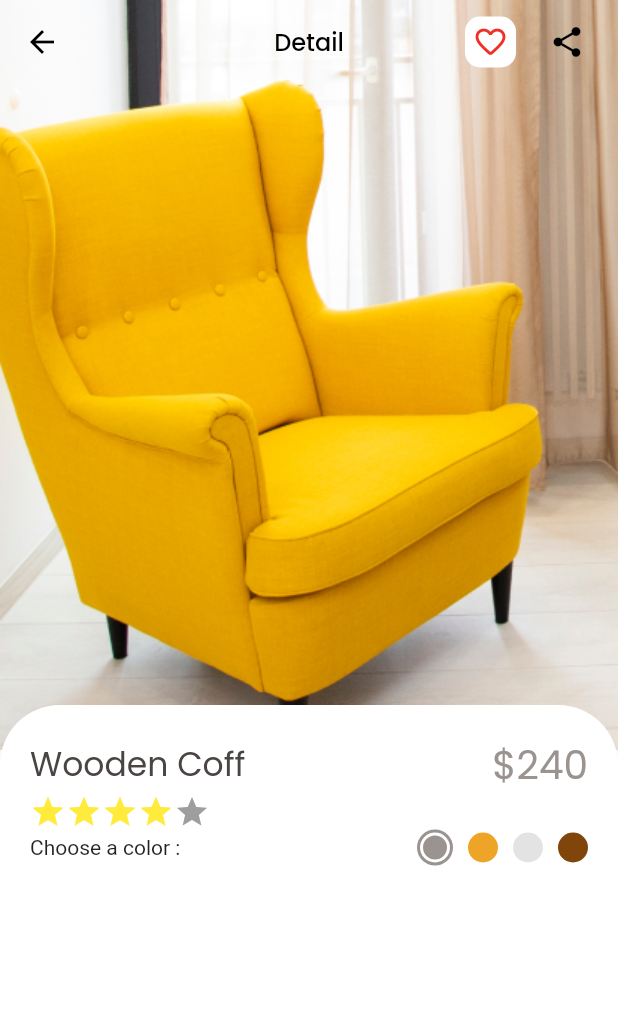
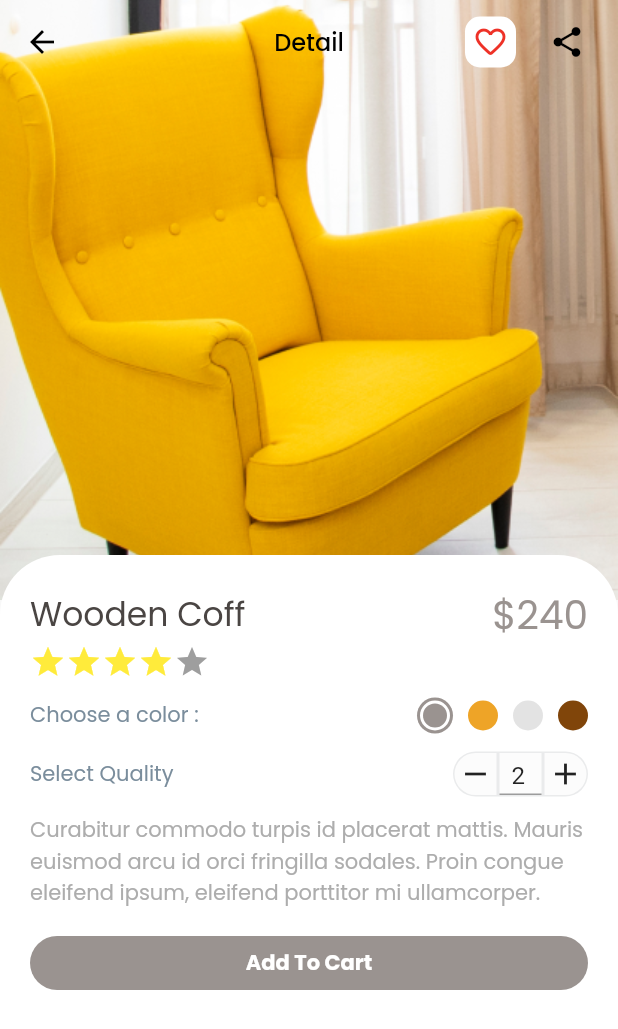
Before and after one commit to egitheri/fugi_furniture, a Flutter app: the ProductDetail screen opened directly, on a phone screen of 412 x 824 dp. Shown: the top 1029 px of the screen. Run offline on Flutter 3.47's test engine with Material 2 defaults, Android fonts, the phone set to English and light mode, and no system bars; our stand-ins replace google_fonts.

Commit message:
fix page produk detail

```diff
--- a/lib/produk_detail.dart
+++ b/lib/produk_detail.dart
@@ -9,6 +9,14 @@ class ProductDetail extends StatefulWidget {
 }
 
 class _ProductDetailState extends State<ProductDetail> {
+  TextEditingController qty = TextEditingController(text: '2');
+
+  @override
+  void initState() {
+    // TODO: implement initState
+    super.initState();
+  }
+
   @override
   Widget build(BuildContext context) {
     return Scaffold(
@@ -25,7 +33,9 @@ class _ProductDetailState extends State<ProductDetail> {
         elevation: 0.0,
         centerTitle: true,
         leading: IconButton(
-          onPressed: () {},
+          onPressed: () {
+            Navigator.pop(context);
+          },
           icon: Icon(
             Icons.arrow_back,
             color: Colors.black,
@@ -65,7 +75,7 @@ class _ProductDetailState extends State<ProductDetail> {
         mainAxisAlignment: MainAxisAlignment.start,
         children: [
           Container(
-            height: 500,
+            height: 400,
             decoration: BoxDecoration(
               color: Colors.red,
               image: DecorationImage(
@@ -129,10 +139,18 @@ class _ProductDetailState extends State<ProductDetail> {
                       )
                     ],
                   ),
+                  SizedBox(
+                    height: 12,
+                  ),
                   Row(
                     mainAxisAlignment: MainAxisAlignment.spaceBetween,
                     children: [
-                      Text('Choose a color :'),
+                      Text(
+                        'Choose a color :',
+                        style: TextStyle(
+                            color: Color(0xff7A8D9C),
+                            fontFamily: GoogleFonts.poppins().fontFamily),
+                      ),
                       Row(
                         children: [
                           CircleAvatar(
@@ -171,7 +189,104 @@ class _ProductDetailState extends State<ProductDetail> {
                         ],
                       )
                     ],
-                  )
+                  ),
+                  SizedBox(
+                    height: 12,
+                  ),
+                  Row(
+                    mainAxisAlignment: MainAxisAlignment.spaceBetween,
+                    children: [
+                      Text(
+                        'Select Quality',
+                        style: TextStyle(
+                            color: Color(0xff7A8D9C),
+                            fontFamily: GoogleFonts.poppins().fontFamily),
+                      ),
+                      Row(
+                        children: [
+                          Container(
+                            width: 30,
+                            height: 30,
+                            decoration: BoxDecoration(
+                              border: Border.all(
+                                  width: 1, color: Color(0xffEAEBEC)),
+                              borderRadius: BorderRadius.only(
+                                topLeft: Radius.circular(18),
+                                bottomLeft: Radius.circular(18),
+                              ),
+                              color: Color(0xffFCFCFC),
+                            ),
+                            child: Center(
+                              child: Icon(Icons.remove),
+                            ),
+                          ),
+                          Container(
+                            width: 30,
+                            height: 30,
+                            decoration: BoxDecoration(
+                              border: Border.all(
+                                  width: 1, color: Color(0xffEAEBEC)),
+                              color: Color(0xffFCFCFC),
+                            ),
+                            child: TextFormField(
+                              textAlign: TextAlign.center,
+                              controller: qty,
+                            ),
+                          ),
+                          Container(
+                            width: 30,
+                            height: 30,
+                            decoration: BoxDecoration(
+                              border: Border.all(
+                                  width: 1, color: Color(0xffEAEBEC)),
+                              borderRadius: BorderRadius.only(
+                                topRight: Radius.circular(18),
+                                bottomRight: Radius.circular(18),
+                              ),
+                              color: Color(0xffFCFCFC),
+                            ),
+                            child: Center(
+                              child: Icon(Icons.add),
+                            ),
+                          ),
+                        ],
+                      )
+                    ],
+                  ),
+                  SizedBox(
+                    height: 12,
+                  ),
+                  Wrap(
+                    children: [
+                      Text(
+                        'Curabitur commodo turpis id placerat mattis. Mauris euismod arcu id orci fringilla sodales. Proin congue eleifend ipsum, eleifend porttitor mi ullamcorper.',
+                        style: TextStyle(
+                            color: Color(0xffADADAD),
+                            fontFamily: GoogleFonts.poppins().fontFamily),
+                      ),
+                    ],
+                  ),
+                  SizedBox(
+                    height: 12,
+                  ),
+                  SizedBox(
+                    width: MediaQuery.of(context).size.width,
+                    child: ElevatedButton(
+                      style: ElevatedButton.styleFrom(
+                        elevation: 0.0,
+                        shadowColor: Colors.transparent,
+                        shape: StadiumBorder(),
+                        backgroundColor: Color(0xff9A9390),
+                      ),
+                      onPressed: () {},
+                      child: Text(
+                        'Add To Cart',
+                        style: TextStyle(
+                            fontWeight: FontWeight.bold,
+                            fontFamily: GoogleFonts.poppins().fontFamily),
+                      ),
+                    ),
+                  ),
                 ],
               ),
             ),
```
